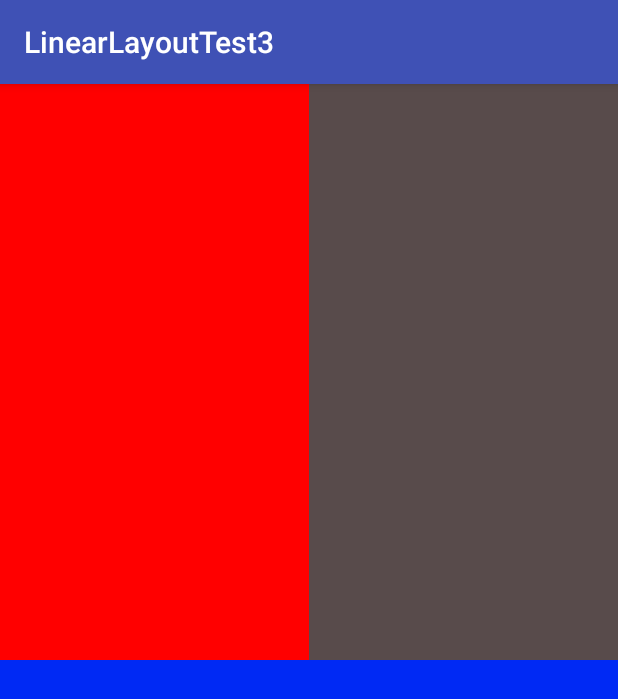
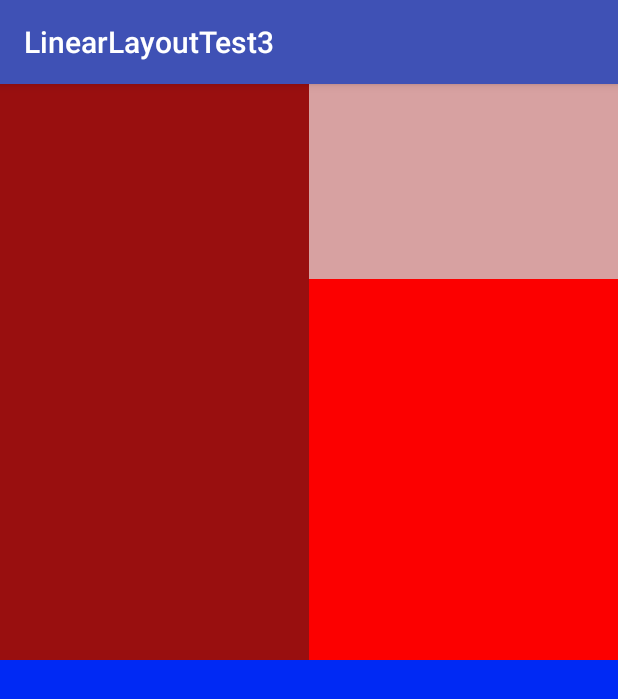
Before and after one commit to mykimn/LinearlayoutTest3, an Android app: the screen it shows after launch (MainActivity), on a phone screen of 412 x 824 dp. Shown: the top 699 px of the screen. Run offline under Robolectric (Android 15) with nearby library versions, the phone set to English and light mode, and no system bars.

Commit message:
#3 last linearlayout

```diff
--- a/app/src/main/res/layout/activity_main.xml
+++ b/app/src/main/res/layout/activity_main.xml
@@ -19,22 +19,21 @@
             android:layout_width="0dp"
             android:layout_height="match_parent"
             android:layout_weight="1"
-            android:background="#ff0000"
+            android:background="#990f0f"
             >
         </LinearLayout>
         <LinearLayout
             android:layout_width="0dp"
-            android:layout_height="match_parent"
+            android:layout_height="130dp"
             android:layout_weight="1"
-            android:background="#be7979"
+            android:background="#d7a1a1"
             >
             <LinearLayout
-                android:orientation="horizontal"
-                android:layout_width="0dp"
-                android:layout_height="match_parent"
-                android:layout_weight="1"
-                android:background="#584b4b"
-                >
+            android:layout_width="match_parent"
+            android:layout_height="wrap_content"
+            android:layout_weight="1"
+            android:background="#af8f8f"
+            >
             </LinearLayout>
         </LinearLayout>
     </LinearLayout>
```
